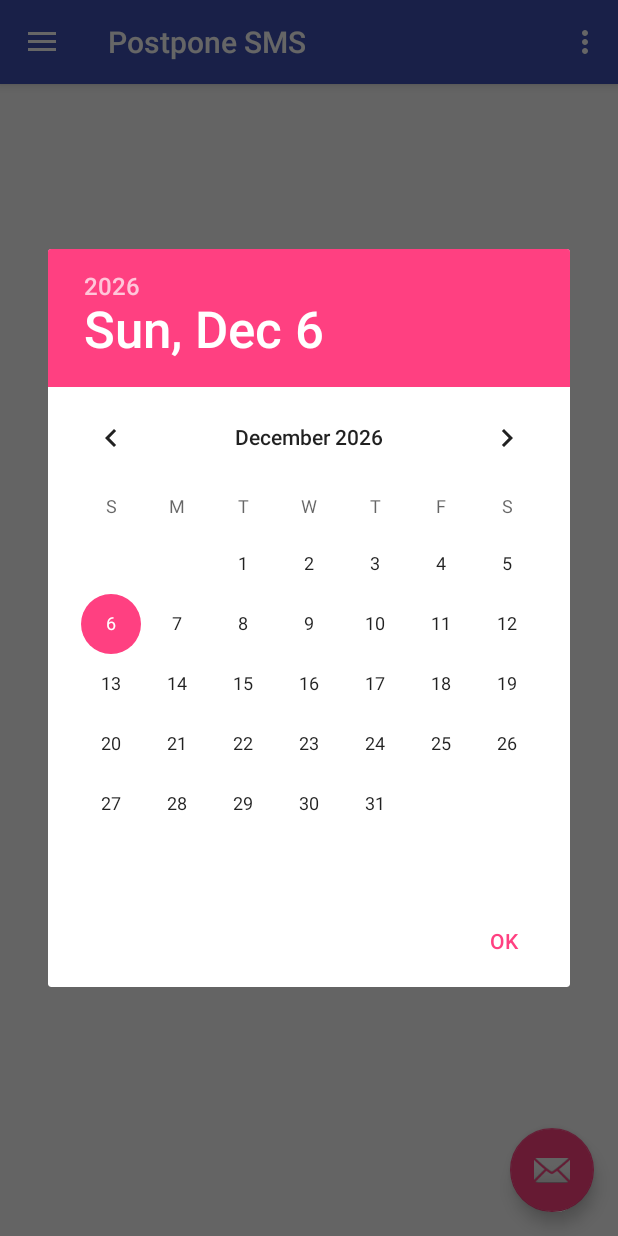
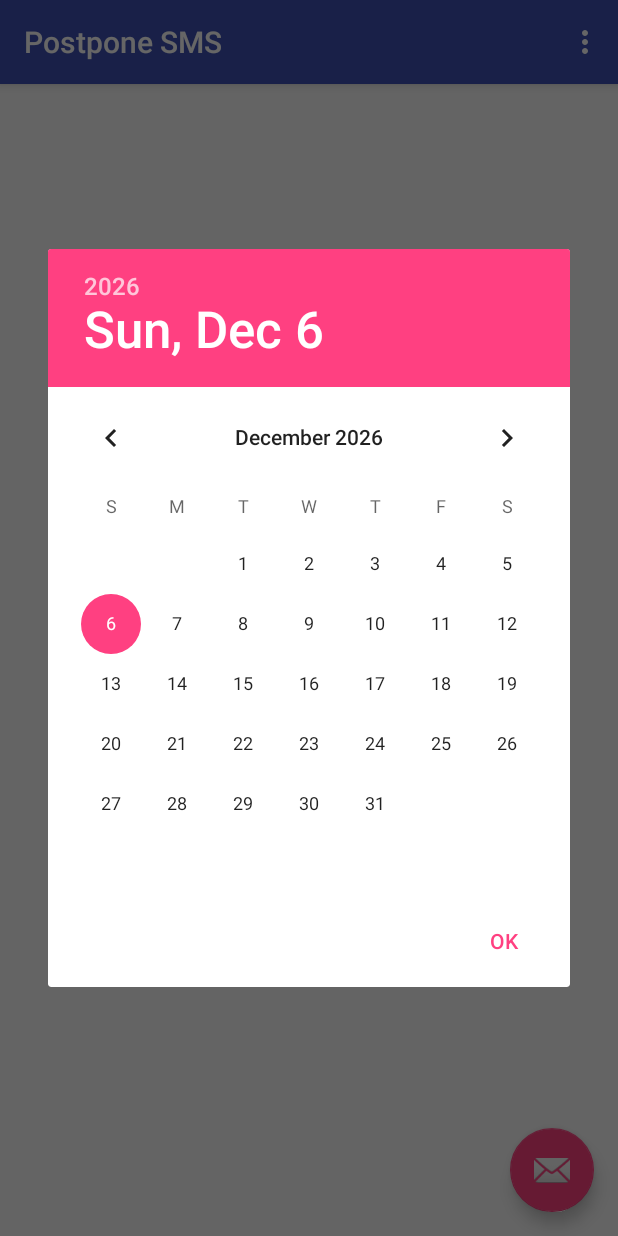
Before and after one commit to dkrache/Postpone-SMS, an Android app: the screen it shows after launch (MainActivity), after a tap on an icon or button, on a phone screen of 412 x 824 dp. Run offline under Robolectric (Android 15) with nearby library versions, the phone set to English and light mode, and no system bars; our stand-ins replace ButterKnife, Dagger/Hilt's generated code, Timber; libraries missing offline, so code that uses them is left out: com.j256.ormlite, de.greenrobot.event; 5 statements that could not run were skipped.

Commit message:
suppression of the navigationBar, finally it's useless

```diff
--- a/app/build.gradle
+++ b/app/build.gradle
@@ -8,6 +8,8 @@ sonarRunner {
         property "sonar.sources", "src"
         property "sonar.profile", "Android Lint"
         property "sonar.projectName", "PostponeSMS"
+        property 'sonar.import_unknown_files', true
+        property 'sonar.android.lint.report', 'build/outputs/lint-results.xml'
     }
 }
 android {
--- a/app/src/main/java/sms/postpone/djory/postponesms/activity/MainActivity.java
+++ b/app/src/main/java/sms/postpone/djory/postponesms/activity/MainActivity.java
@@ -36,14 +36,10 @@ import sms.postpone.djory.postponesms.model.Contact;
 import sms.postpone.djory.postponesms.model.Message;
 import sms.postpone.djory.postponesms.util.ContactUtil;
 
-public class MainActivity extends AppCompatActivity
-        implements NavigationView.OnNavigationItemSelectedListener {
+public class MainActivity extends AppCompatActivity{
 
-
-    @Bind(R.id.drawer_layout) DrawerLayout drawer;
     @Bind(R.id.toolbar) Toolbar toolbar;
     @Bind(R.id.fab) FloatingActionButton fab;
-    @Bind(R.id.nav_view) NavigationView navigationView;
     @Inject Context context;
     @Inject MessageManager messageManager;
     @Inject EventBus bus;
@@ -62,12 +58,6 @@ public class MainActivity extends AppCompatActivity
         ButterKnife.bind(this);
         PostponeApplication.app().getPostponeComponent().inject(this);
         setSupportActionBar(toolbar);
-        ActionBarDrawerToggle toggle = new ActionBarDrawerToggle(
-                this, drawer, toolbar, R.string.navigation_drawer_open, R.string.navigation_drawer_close);
-        drawer.setDrawerListener(toggle);
-        toggle.syncState();
-
-        navigationView.setNavigationItemSelectedListener(this);
     }
 
 
@@ -100,29 +90,11 @@ public class MainActivity extends AppCompatActivity
         return super.onOptionsItemSelected(item);
     }
 
-    @SuppressWarnings("StatementWithEmptyBody")
-    @Override
-    public boolean onNavigationItemSelected(MenuItem item) {
-        // Handle navigation view item clicks here
-        drawer.closeDrawer(GravityCompat.START);
-        return true;
-    }
-
     @SuppressWarnings("unused")
     @OnClick(R.id.fab)
     public void getSMSCreator() {
         DialogFragment dateFragment = new DatePickerFragment();
         dateFragment.show(getSupportFragmentManager(), "datePicker");
-    }
-
-    //
-    @Override
-    public void onBackPressed() {
-        if (drawer.isDrawerOpen(GravityCompat.START)) {
-            drawer.closeDrawer(GravityCompat.START);
-        } else {
-            super.onBackPressed();
-        }
     }
 
     public void onEventBackgroundThread(Message message) {
--- a/app/src/main/res/layout/activity_main.xml
+++ b/app/src/main/res/layout/activity_main.xml
@@ -1,8 +1,8 @@
 <?xml version="1.0" encoding="utf-8"?>
-    <android.support.v4.widget.DrawerLayout xmlns:android="http://schemas.android.com/apk/res/android"
+<android.support.v4.widget.DrawerLayout android:id="@+id/drawer_layout"
+                                        xmlns:android="http://schemas.android.com/apk/res/android"
                                         xmlns:app="http://schemas.android.com/apk/res-auto"
                                         xmlns:tools="http://schemas.android.com/tools"
-        android:id="@+id/drawer_layout"
                                         android:layout_width="match_parent"
                                         android:layout_height="match_parent"
                                         android:fitsSystemWindows="true"
@@ -11,18 +11,8 @@
     <include
         layout="@layout/app_bar_main"
         android:layout_width="match_parent"
-            android:layout_height="match_parent" />
+        android:layout_height="match_parent"/>
 
-        <android.support.design.widget.NavigationView
-            android:id="@+id/nav_view"
-            android:layout_width="wrap_content"
-            android:layout_height="match_parent"
-            android:layout_gravity="start"
-            android:fitsSystemWindows="true"
-            app:headerLayout="@layout/nav_header_main"
-            app:menu="@menu/activity_main_drawer" />
-        <TextView
-            android:id="@+id/fuck"
-            android:layout_width="@dimen/fab_margin"
-            android:layout_height="@dimen/fab_margin"/>
+
+
 </android.support.v4.widget.DrawerLayout>
--- a/app/src/main/res/menu/activity_main_drawer.xml
+++ /dev/null
@@ -1,24 +0,0 @@
-<?xml version="1.0" encoding="utf-8"?>
-<menu xmlns:android="http://schemas.android.com/apk/res/android">
-
-    <group android:checkableBehavior="single">
-        <item android:id="@+id/nav_camara" android:icon="@android:drawable/ic_menu_camera"
-            android:title="Import" />
-        <item android:id="@+id/nav_gallery" android:icon="@android:drawable/ic_menu_gallery"
-            android:title="Gallery" />
-        <item android:id="@+id/nav_slideshow" android:icon="@android:drawable/ic_menu_slideshow"
-            android:title="Slideshow" />
-        <item android:id="@+id/nav_manage" android:icon="@android:drawable/ic_menu_manage"
-            android:title="Tools" />
-    </group>
-
-    <item android:title="Communicate">
-        <menu>
-            <item android:id="@+id/nav_share" android:icon="@android:drawable/ic_menu_share"
-                android:title="Share" />
-            <item android:id="@+id/nav_send" android:icon="@android:drawable/ic_menu_send"
-                android:title="Send" />
-        </menu>
-    </item>
-
-</menu>
--- a/build.gradle
+++ b/build.gradle
@@ -1,10 +1,15 @@
 // Top-level build file where you can add configuration options common to all sub-projects/modules.
 
+apply plugin: "org.sonarqube"
 buildscript {
     repositories {
+        maven {
+            url "https://plugins.gradle.org/m2/"
+        }
         jcenter()
     }
     dependencies {
+        classpath "org.sonarqube.gradle:gradle-sonarqube-plugin:1.1"
         classpath 'com.android.tools.build:gradle:1.3.0'
         classpath 'com.neenbedankt.gradle.plugins:android-apt:1.4'
 
```
Also changed, not shown: app/src/main/java/sms/postpone/djory/postponesms/activity/SplashScreenActivity.java (added, +19 -0 lines), app/src/main/res/drawable/side_nav_bar.xml (deleted, +0 -9 lines), app/src/main/res/layout/nav_header_main.xml (deleted, +0 -34 lines). Lines whose indentation alone changed are shown as unchanged.
